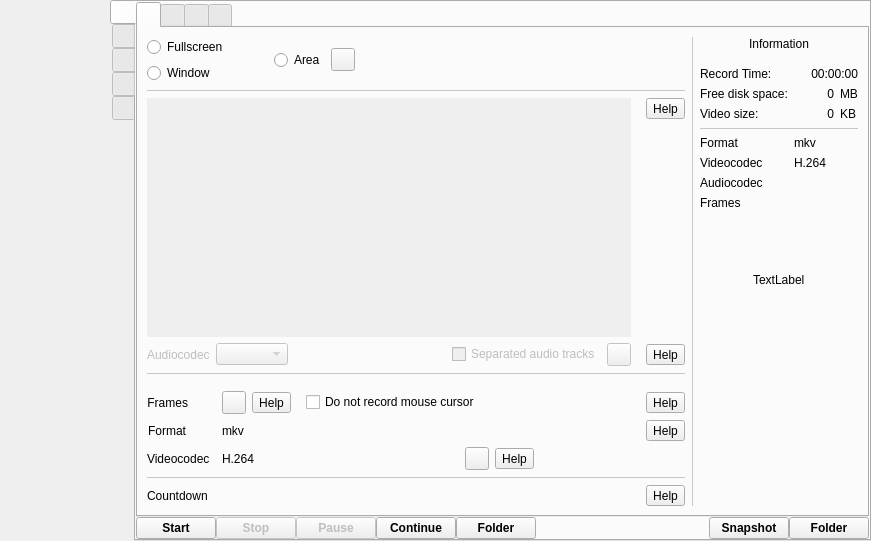
vkohaupt/vokoscreenNG, file src/wayland/formMainWindow_wl.ui: the form before one commit.
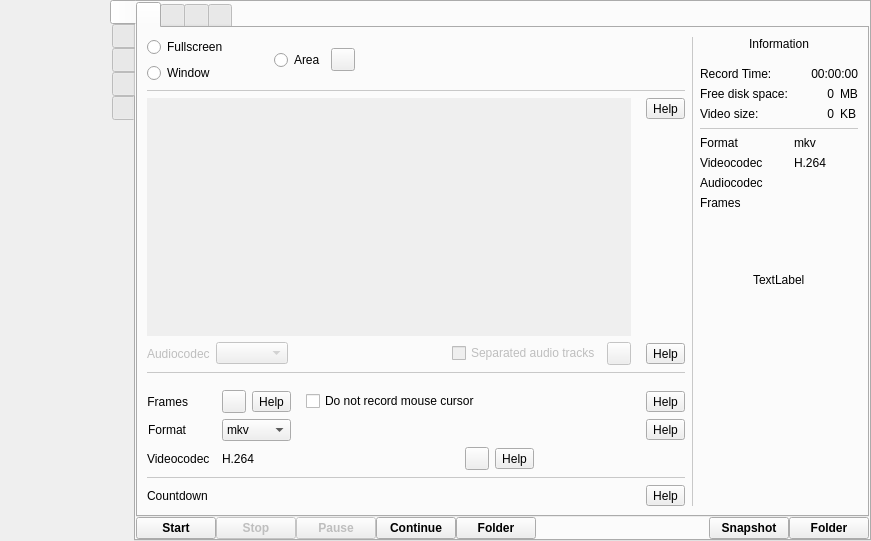
The form after the commit. Icons and pictures are not drawn.

Commit message: Convert to mp4

Diff of the .ui file:
```diff
--- a/src/wayland/formMainWindow_wl.ui
+++ b/src/wayland/formMainWindow_wl.ui
@@ -621,15 +621,22 @@
                    <item>
                     <layout class="QGridLayout" name="gridLayoutFormatCodecs">
                      <item row="2" column="1">
-                      <layout class="QVBoxLayout" name="verticalLayout_30">
+                      <layout class="QHBoxLayout" name="horizontalLayout_28">
                        <property name="leftMargin">
                         <number>6</number>
                        </property>
                        <item>
-                        <widget class="QLabel" name="label_17">
+                        <widget class="QComboBox" name="comboBoxFormat">
+                         <item>
                          <property name="text">
                           <string notr="true">mkv</string>
                          </property>
+                         </item>
+                         <item>
+                          <property name="text">
+                           <string notr="true">mp4</string>
+                          </property>
+                         </item>
                         </widget>
                        </item>
                       </layout>
```
Left out of the diff: 2 changed lines with no effect on the pictures. Lines whose indentation alone changed are shown as unchanged. The commit also changes 1 other file.
